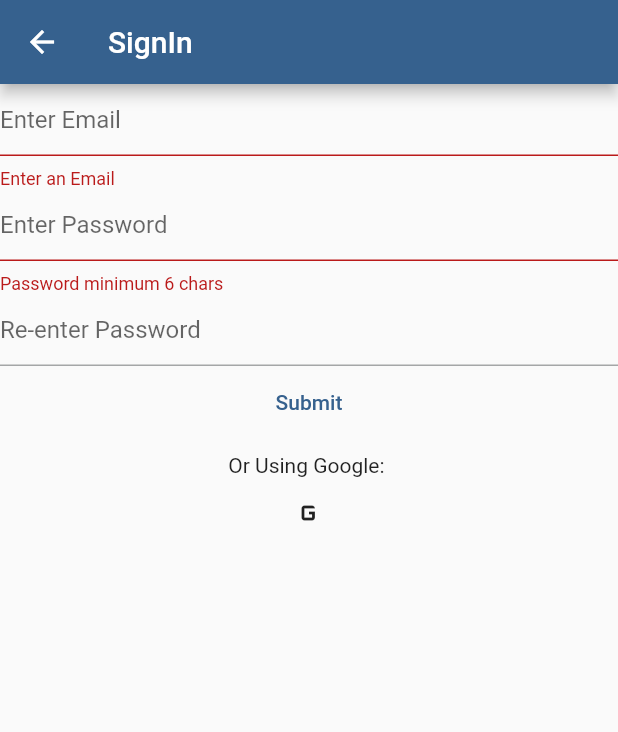
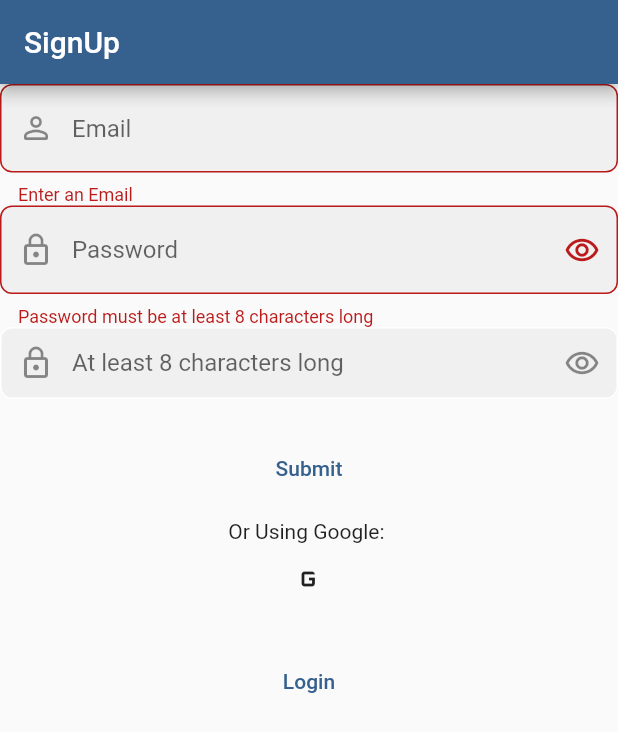
Before and after one commit to ayushshah31/calendarsongs, a Flutter app: the SignUp screen opened by its route, after a tap on "Submit", on a phone screen of 412 x 824 dp. Shown: the top 732 px of the screen. Run offline on Flutter 3.47's test engine with Material 2 defaults, Android fonts, the phone set to English and light mode, and no system bars; our stand-ins replace firebase_auth, firebase_core, google_sign_in, table_calendar; accounts and stored records are empty.

Commit message:
Login added

```diff
--- a/lib/Screens/signUp.dart
+++ b/lib/Screens/signUp.dart
@@ -1,5 +1,7 @@
 import 'package:flutter/material.dart';
 import 'package:calendarsong/auth/auth.dart';
+
+import '../constants/routes.dart';
 
 class SignUp extends StatefulWidget {
   const SignUp({Key? key}) : super(key: key);
@@ -11,18 +13,55 @@ class SignUp extends StatefulWidget {
 class _SignUpState extends State<SignUp> {
   final _auth = AuthService();
   final _formKey = GlobalKey<FormState>();
+  bool _obscureText = true;
+  bool _obscureText2 = true;
   String email = "";
   String pass = "";
+
+  void changeObscure() {
+    setState(() {
+      _obscureText = !_obscureText;
+    });
+  }
+
+  void changeObscure2() {
+    setState(() {
+      _obscureText2 = !_obscureText2;
+    });
+  }
+
   @override
   Widget build(BuildContext context) {
     return Scaffold(
-      appBar: AppBar(title: const Text('SignIn')),
+      appBar: AppBar(title: const Text('SignUp'),automaticallyImplyLeading: false,),
       body: Form(
         key: _formKey,
+        child: SingleChildScrollView(
           child: Column(
             children: [
               TextFormField(
-              decoration: const InputDecoration(hintText: 'Enter Email'),
+                decoration: InputDecoration(
+                  prefixIcon: Icon(
+                      Icons.person_outline_rounded),
+                  border: OutlineInputBorder(
+                    borderSide:
+                    BorderSide(color: Colors.white),
+                    borderRadius: BorderRadius.all(
+                      Radius.circular(8),
+                    ),
+                  ),
+                  focusedBorder: OutlineInputBorder(
+                    borderSide:
+                    BorderSide(color: Colors.white),
+                  ),
+                  enabledBorder: OutlineInputBorder(
+                    borderSide:
+                    BorderSide(color: Colors.white),
+                  ),
+                  hintText: 'Email',
+                  filled: true,
+                ),
+                keyboardType: TextInputType.emailAddress,
                 validator: (val) => val!.isEmpty? 'Enter an Email' : null,
                 onChanged: (val){
                   setState(() {
@@ -31,9 +70,40 @@ class _SignUpState extends State<SignUp> {
                 },
               ),
               TextFormField(
-              decoration: const InputDecoration(hintText: 'Enter Password'),
-              obscureText: true,
-              validator: (val) => val!.length<6? 'Password minimum 6 chars' : null,
+                decoration: InputDecoration(
+                  prefixIcon: Icon(Icons.lock_outline),
+                  suffixIcon: GestureDetector(
+                    child: Icon(_obscureText
+                        ? Icons.remove_red_eye_outlined
+                        : Icons
+                        .visibility_off_outlined),
+                    onTap: changeObscure,
+                  ),
+                  border: OutlineInputBorder(
+                    borderSide:
+                    BorderSide(color: Colors.white),
+                    borderRadius: BorderRadius.all(
+                      Radius.circular(8),
+                    ),
+                  ),
+                  focusedBorder: OutlineInputBorder(
+                    borderSide:
+                    BorderSide(color: Colors.white),
+                  ),
+                  enabledBorder: OutlineInputBorder(
+                    borderSide:
+                    BorderSide(color: Colors.white),
+                  ),
+                  hintText: 'Password',
+                  filled: true,
+                ),
+                obscureText: _obscureText,
+                validator: (value) {
+                  if (value!.length < 8) {
+                    return 'Password must be at least 8 characters long';
+                  }
+                  return null;
+                },
                 onChanged: (val){
                   setState(() {
                     pass = val;
@@ -41,15 +111,51 @@ class _SignUpState extends State<SignUp> {
                 },
               ),
               TextFormField(
-              decoration: const InputDecoration(hintText: 'Re-enter Password'),
-              obscureText: true,
+                decoration: InputDecoration(
+                  prefixIcon: Icon(Icons.lock_outline),
+                  suffixIcon: GestureDetector(
+                    child: Icon(_obscureText2
+                        ? Icons.remove_red_eye_outlined
+                        : Icons.visibility_off_outlined),
+                    onTap: changeObscure2,
+                  ),
+                  helperText: '',
+                  contentPadding: EdgeInsets.symmetric(
+                    vertical: 0.0,
+                    horizontal: 10.0,
+                  ),
+                  border: OutlineInputBorder(
+                    borderSide:
+                    BorderSide(color: Colors.white),
+                    borderRadius: BorderRadius.all(
+                      Radius.circular(8),
+                    ),
+                  ),
+                  focusedBorder: OutlineInputBorder(
+                    borderSide:
+                    BorderSide(color: Colors.white),
+                    borderRadius: BorderRadius.all(
+                      Radius.circular(8),
+                    ),
+                  ),
+                  enabledBorder: OutlineInputBorder(
+                    borderSide:
+                    BorderSide(color: Colors.white),
+                    borderRadius: BorderRadius.all(
+                      Radius.circular(8),
+                    ),
+                  ),
+                  hintText: 'At least 8 characters long',
+                  filled: true,
+                ),
+                obscureText: _obscureText2,
                 validator: (val) => val!=pass? 'Passwords don\'t match' : null,
                 onChanged: (val){},
               ),
               TextButton(
-                onPressed: (){
+                  onPressed: () async{
                     if(_formKey.currentState!.validate()) {
-                    final result = _auth.signUpEmailPassword(email, pass);
+                      final result = await _auth.signUpEmailPassword(email, pass);
                       print(result);
                     }
                   },
@@ -60,8 +166,14 @@ class _SignUpState extends State<SignUp> {
               IconButton(onPressed: (){
                 final result = _auth.handleSignIn();
                 print(result);
-            }, icon: const Icon(Icons.g_mobiledata))
+              }, icon: const Icon(Icons.g_mobiledata)),
+              const SizedBox(height: 20),
+              TextButton(
+                onPressed: ()=> Navigator.of(context).pushNamed(loginRoute),
+                child: Text("Login"),
+              )
             ],
+          ),
         ),
       ),
     );
```
Also changed, not shown: lib/Screens/login.dart (added, +80 -0 lines), lib/auth/auth.dart (+10 -0 lines). Lines whose indentation alone changed are shown as unchanged.
